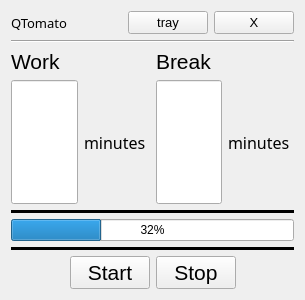
Above: ui/mainwindow.ui from modbrin/intrusive-tomato-qt before the change. Below: the same form after it.
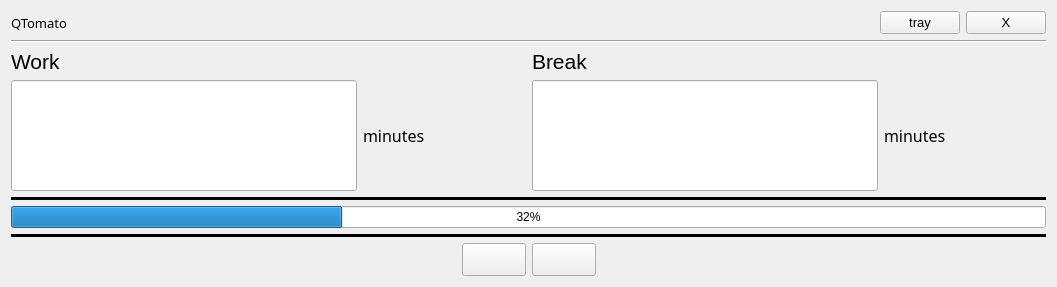
That is the form after the change.

Diff of the .ui file:
```diff
--- a/ui/mainwindow.ui
+++ b/ui/mainwindow.ui
@@ -6,8 +6,8 @@
    <rect>
     <x>0</x>
     <y>0</y>
-    <width>305</width>
-    <height>300</height>
+    <width>1057</width>
+    <height>287</height>
    </rect>
   </property>
   <property name="sizePolicy">
@@ -102,7 +102,7 @@
          <item>
           <widget class="QLineEdit" name="workMinutes">
            <property name="sizePolicy">
-            <sizepolicy hsizetype="Ignored" vsizetype="Expanding">
+            <sizepolicy hsizetype="Preferred" vsizetype="Expanding">
              <horstretch>0</horstretch>
              <verstretch>0</verstretch>
             </sizepolicy>
@@ -172,7 +172,7 @@
          <item>
           <widget class="QLineEdit" name="breakMinutes">
            <property name="sizePolicy">
-            <sizepolicy hsizetype="Ignored" vsizetype="Expanding">
+            <sizepolicy hsizetype="Preferred" vsizetype="Expanding">
              <horstretch>0</horstretch>
              <verstretch>0</verstretch>
             </sizepolicy>
@@ -284,7 +284,7 @@
    <item>
     <layout class="QHBoxLayout" name="TimerControls">
      <item>
-      <spacer name="horizontalSpacer_2">
+      <spacer name="horizontalSpacer">
        <property name="orientation">
         <enum>Qt::Horizontal</enum>
        </property>
@@ -298,30 +298,42 @@
      </item>
      <item>
       <widget class="QPushButton" name="startButton">
+       <property name="sizePolicy">
+        <sizepolicy hsizetype="Preferred" vsizetype="Fixed">
+         <horstretch>0</horstretch>
+         <verstretch>0</verstretch>
+        </sizepolicy>
+       </property>
        <property name="font">
         <font>
          <pointsize>16</pointsize>
         </font>
        </property>
        <property name="text">
-        <string>Start</string>
+        <string/>
        </property>
       </widget>
      </item>
      <item>
       <widget class="QPushButton" name="stopButton">
+       <property name="sizePolicy">
+        <sizepolicy hsizetype="Preferred" vsizetype="Fixed">
+         <horstretch>0</horstretch>
+         <verstretch>0</verstretch>
+        </sizepolicy>
+       </property>
        <property name="font">
         <font>
          <pointsize>16</pointsize>
         </font>
        </property>
        <property name="text">
-        <string>Stop</string>
+        <string/>
        </property>
       </widget>
      </item>
      <item>
-      <spacer name="horizontalSpacer">
+      <spacer name="horizontalSpacer_2">
        <property name="orientation">
         <enum>Qt::Horizontal</enum>
        </property>
```
